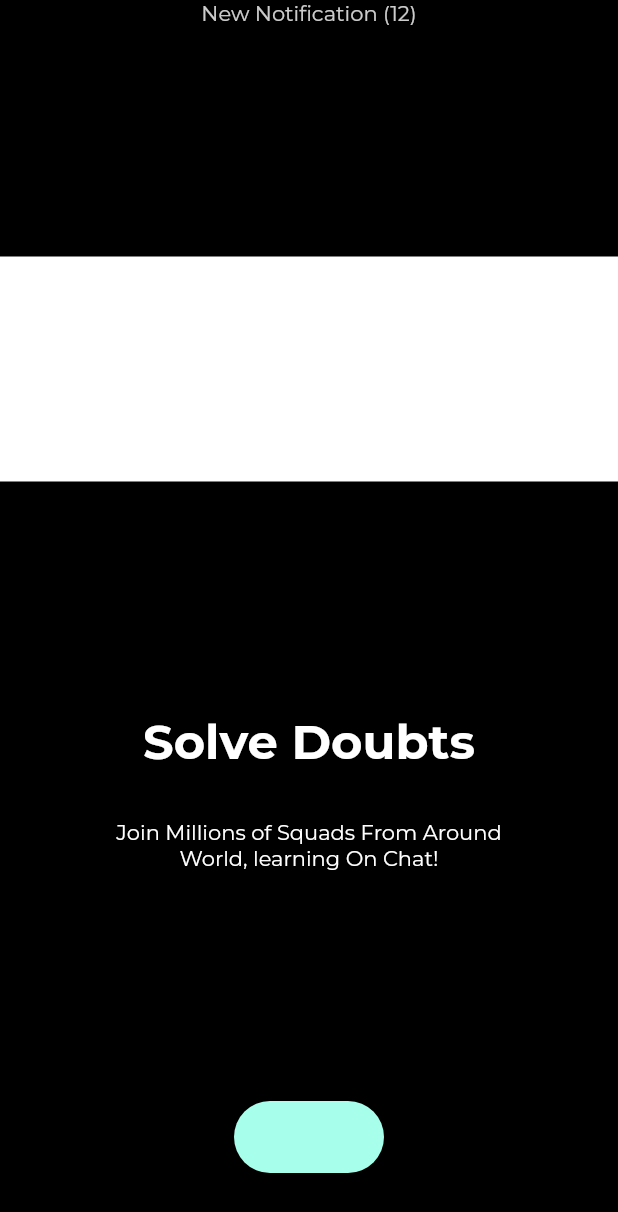
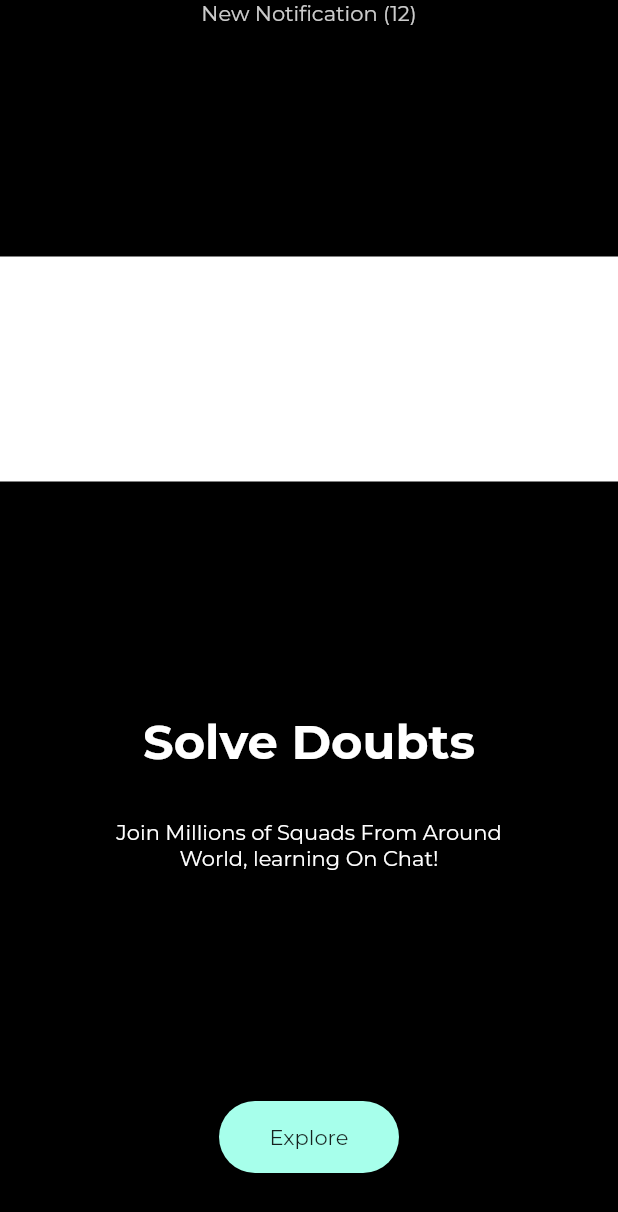
Before and after one commit to JAICHANGPARK/flutter_notebook_8th_story, a Flutter app: the screen it shows after launch, on a phone screen of 412 x 824 dp. Shown: the top 1212 px of the screen. Run offline on Flutter 3.47's test engine with Material 2 defaults, Android fonts, the phone set to English and light mode, and no system bars; our stand-ins replace badges, flutter_hooks, google_fonts, hooks_riverpod, state_notifier.

Commit message:
Update social_enter_page.dart

```diff
--- a/lib/ep588_social_app/social_enter_page.dart
+++ b/lib/ep588_social_app/social_enter_page.dart
@@ -36,10 +36,15 @@ class SocialEnterPage extends StatelessWidget {
             Spacer(),
             Container(
               height: 48,
-              width: 100,
+              width: 120,
               decoration: BoxDecoration(
                 color: Colors.tealAccent[100],
                 borderRadius: BorderRadius.circular(24)
+              ),
+              child: Center(
+                child: Text("Explore", style: GoogleFonts.montserrat(
+                  fontWeight: FontWeight.normal
+                ),),
               ),
             ),
            SizedBox(height: 42,)
```
